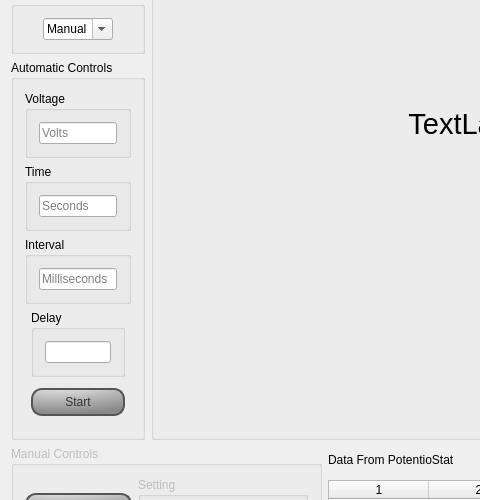
This is user-interface/ExperimentControl/mainwindow.ui in atraastrum/project-a-elec-e8002 as Qt 5 draws it before an edit; both pictures show x 0 to 480 and y 170 to 670 of the 800 by 829 pixel window. The edited form follows.
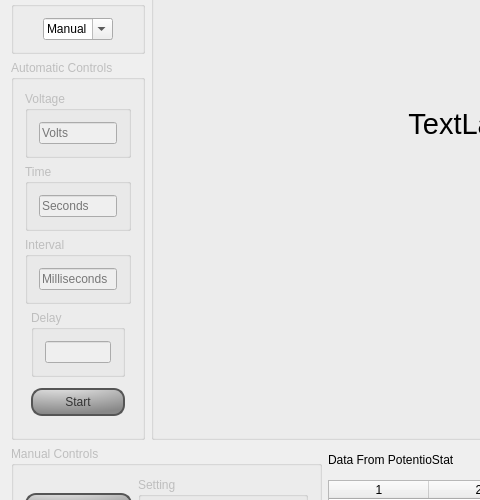
This is the edited form. Custom widgets are drawn as their Qt base class.

Commit message: Disable mode selection group box when com port is not selected, selecting the com port will enable it and set the mode to manual

The edit to the form file:
```diff
--- a/user-interface/ExperimentControl/mainwindow.ui
+++ b/user-interface/ExperimentControl/mainwindow.ui
@@ -223,6 +223,9 @@
       </item>
       <item row="2" column="0">
        <widget class="QGroupBox" name="autoControlsGroup">
+        <property name="enabled">
+         <bool>false</bool>
+        </property>
         <property name="title">
          <string>Automatic Controls</string>
         </property>
```
Left out of the diff: 2 changed lines with no effect on the pictures. The commit also changes 1 other file.
